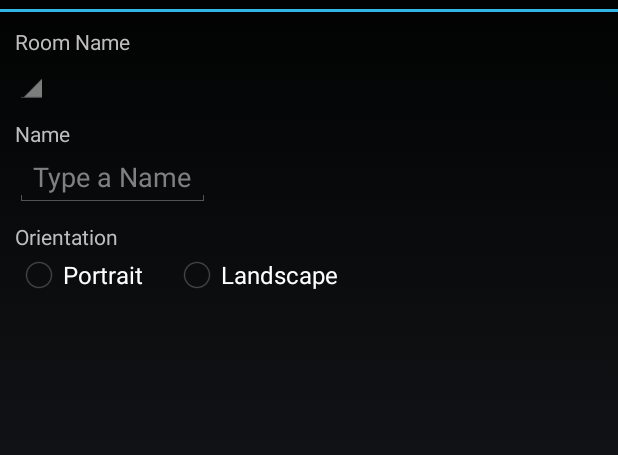
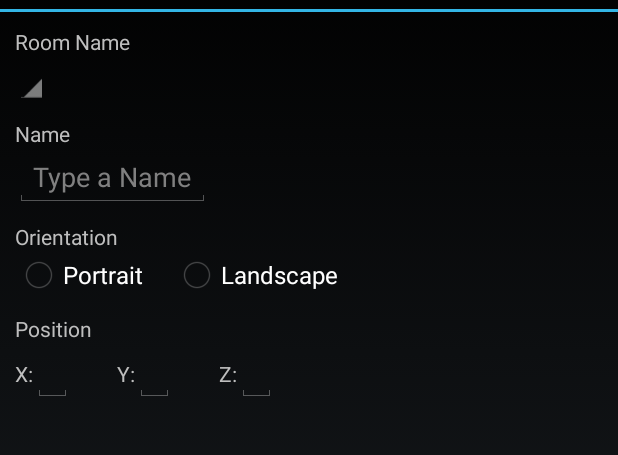
Before and after one commit to rpretolesi/EasyDomotic, an Android app: the LightSwitchPropActivity screen opened directly, with no data from a screen before it, on a phone screen of 412 x 824 dp, the part 60-515 px from its top. Run offline under Robolectric (Android 15) with nearby library versions, the light colour scheme and no system bars; pictures from the network do not load.

Commit message:
30_03_2015_3

```diff
--- a/app/src/main/java/com/pretolesi/easydomotic/dialogs/OkDialogFragment.java
+++ b/app/src/main/java/com/pretolesi/easydomotic/dialogs/OkDialogFragment.java
@@ -20,6 +20,10 @@ public class OkDialogFragment extends DialogFragment {
     public static final int SAVING_ERROR_ID = 101;
     public static final int DELETING_OK_ID = 102;
     public static final int DELETING_ERROR_ID = 103;
+
+    public static final int ROOM_ERROR_ID = 110;
+    public static final int ORIENTATION_ERROR_ID = 111;
+    public static final int POSITION_ERROR_ID = 112;
     private OkDialogFragmentCallbacks mCallbacks;
 
     /**
--- a/app/src/main/res/layout/light_switch_property_activity.xml
+++ b/app/src/main/res/layout/light_switch_property_activity.xml
@@ -1,8 +1,12 @@
 <?xml version="1.0" encoding="utf-8"?>
-<RelativeLayout xmlns:android="http://schemas.android.com/apk/res/android"
+<ScrollView xmlns:android="http://schemas.android.com/apk/res/android"
+    android:layout_width="fill_parent"
+    android:layout_height="wrap_content" >
+
+    <RelativeLayout
         android:orientation="vertical"
-    android:layout_width="match_parent"
-    android:layout_height="match_parent">
+        android:layout_width="wrap_content"
+        android:layout_height="wrap_content">
 
         <TextView
             android:id="@+id/id_tv_room_name"
@@ -52,6 +56,7 @@
             android:text="@string/text_tv_orientation"/>
 
         <RadioGroup xmlns:android="http://schemas.android.com/apk/res/android"
+                    android:id="@+id/id_rg_pl"
                     android:layout_width="fill_parent"
                     android:layout_height="wrap_content"
                     android:layout_alignParentStart="true"
@@ -74,4 +79,69 @@
 
         </RadioGroup>
 
+        <TextView
+            android:id="@+id/id_tv_position"
+            android:layout_width="wrap_content"
+            android:layout_height="wrap_content"
+            android:layout_alignParentStart="true"
+            android:layout_marginStart="10dp"
+            android:layout_below="@id/id_rg_pl"
+            android:layout_marginTop="10dp"
+            android:text="@string/text_tv_position"/>
+
+        <LinearLayout
+            android:id="@+id/id_ll_position"
+            android:layout_width="fill_parent"
+            android:layout_height="fill_parent"
+            android:orientation="horizontal"
+            android:layout_below="@+id/id_tv_position"
+            android:layout_alignParentStart="true"
+            android:layout_marginStart="10dp">
+
+            <TextView
+                android:id="@+id/id_tv_position_x"
+                android:layout_width="wrap_content"
+                android:layout_height="wrap_content"
+                android:text="@string/text_tv_position_x"
+                android:labelFor="@+id/id_et_position_x" />
+
+            <EditText
+                android:id="@+id/id_et_position_x"
+                android:layout_width="wrap_content"
+                android:layout_height="wrap_content"
+                 android:inputType="number" />
+
+            <TextView
+                android:id="@+id/id_tv_position_y"
+                android:layout_width="wrap_content"
+                android:layout_height="wrap_content"
+                android:layout_marginStart="30dp"
+                android:text="@string/text_tv_position_y"
+                android:labelFor="@+id/id_et_position_y" />
+
+            <EditText
+                android:id="@+id/id_et_position_y"
+                android:layout_width="wrap_content"
+                android:layout_height="wrap_content"
+                 android:inputType="number"/>
+
+            <TextView
+                android:id="@+id/id_tv_position_z"
+                android:layout_width="wrap_content"
+                android:layout_height="wrap_content"
+                android:layout_marginStart="30dp"
+                android:text="@string/text_tv_position_z"
+                android:labelFor="@+id/id_et_position_z"/>
+
+            <EditText
+                android:id="@+id/id_et_position_z"
+                android:layout_width="wrap_content"
+                android:layout_height="wrap_content"
+                android:inputType="number"/>
+
+            </LinearLayout>
+
+
     </RelativeLayout>
+
+</ScrollView>
--- a/app/src/main/res/values/strings.xml
+++ b/app/src/main/res/values/strings.xml
@@ -39,6 +39,9 @@
     <string name="text_odf_message_light_switch_name_not_valid">Light Switch Name not valid.</string>
     <string name="text_odf_message_light_switch_name_already_exist">LightSwitch Name already exist.</string>
 
+    <string name="text_odf_title_position_not_valid">Position value are not valid.</string>
+    <string name="text_odf_message_position_not_valid">Please set the Position value.</string>
+
     <string name="text_odf_title_saving">Saving &#8230; </string>
     <string name="text_odf_message_saving_ok">Saving OK.</string>
     <string name="text_odf_message_saving_error">Saving Error.</string>
@@ -75,6 +78,10 @@
     <string name="text_tv_orientation">Orientation</string>
     <string name="text_rb_portrait">Portrait</string>
     <string name="text_rb_landscape">Landscape</string>
+    <string name="text_tv_position">Position</string>
+    <string name="text_tv_position_x">X:</string>
+    <string name="text_tv_position_y">Y:</string>
+    <string name="text_tv_position_z">Z:</string>
 
     <!--
         Menu Title
```
Also changed, not shown: app/src/main/java/com/pretolesi/SQL/SQLContract.java (+8 -15 lines), app/src/main/java/com/pretolesi/easydomotic/BaseFragment.java (+27 -31 lines), app/src/main/java/com/pretolesi/easydomotic/LightSwitch/LightSwitchPropActivity.java (+32 -1 lines). Lines whose indentation alone changed are shown as unchanged.
